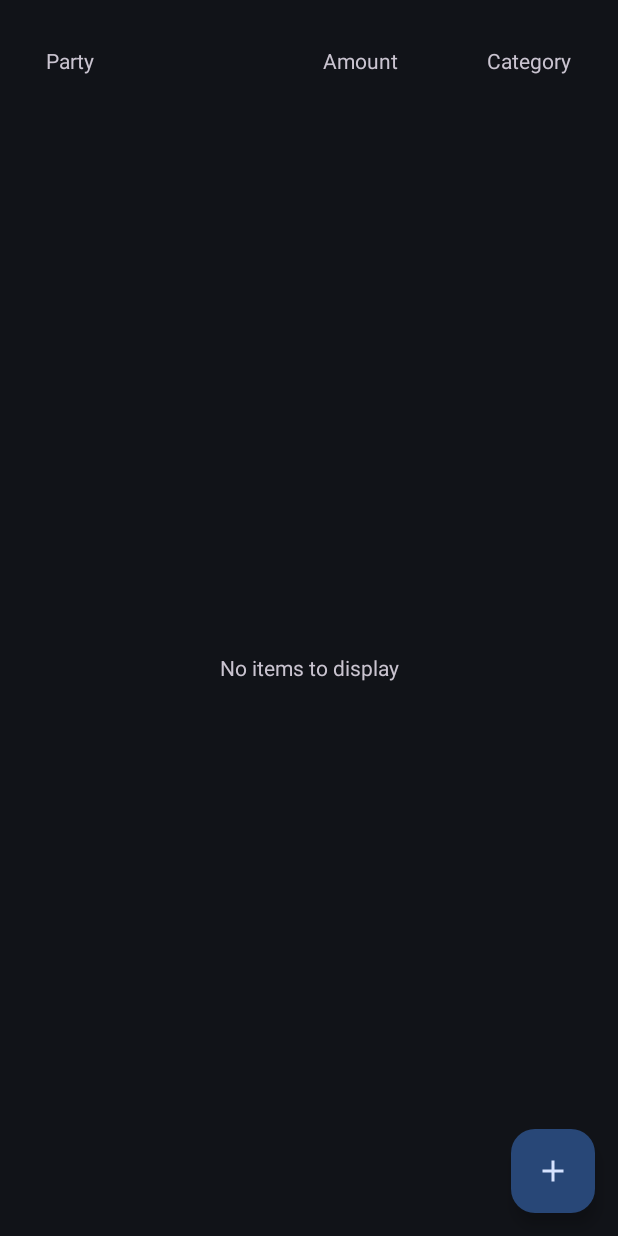
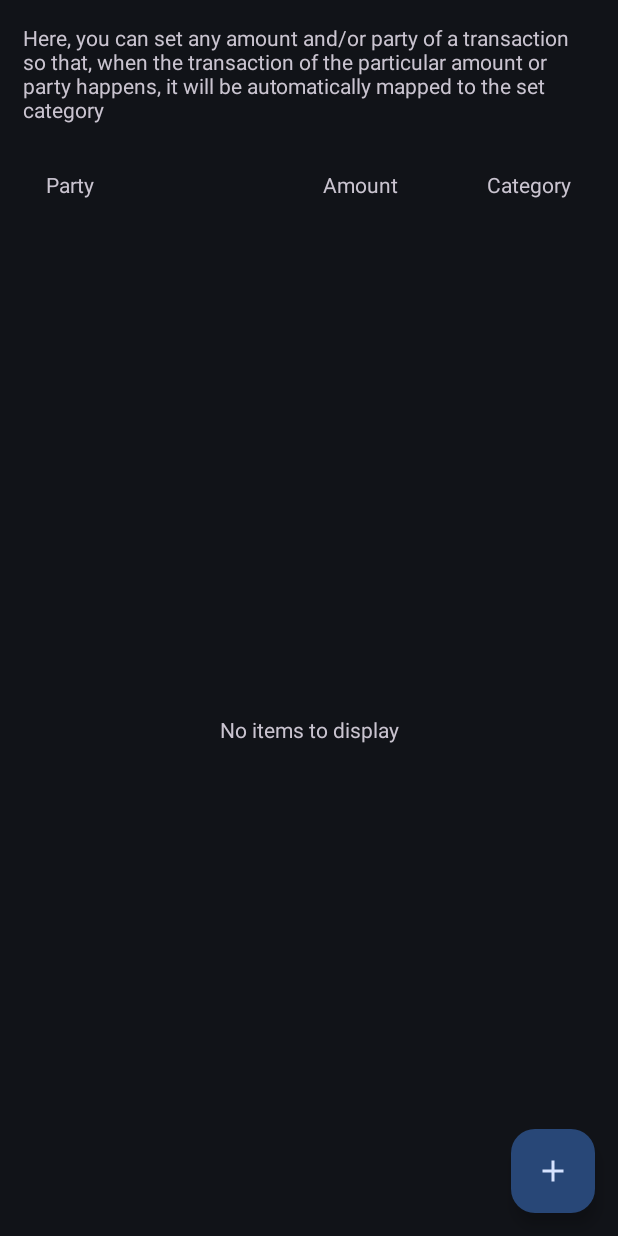
Before and after one commit to AG1713/Expense-Tracker, an Android app: the MappingsActivity screen opened directly, with no data from a screen before it, on a phone screen of 412 x 824 dp. Run offline under Robolectric (Android 15) with nearby library versions, the light colour scheme and no system bars; our stand-ins replace data binding; libraries missing offline, so code that uses them is left out: com.github.mikephil.charting.

Commit message:
Added mappings description

```diff
--- a/app/src/main/res/layout/activity_mappings.xml
+++ b/app/src/main/res/layout/activity_mappings.xml
@@ -11,6 +11,20 @@
         android:layout_height="match_parent"
         tools:context=".views.MappingsActivity">
 
+        <TextView
+            android:id="@+id/mapping_description"
+            android:layout_width="0dp"
+            android:layout_height="wrap_content"
+            android:layout_margin="15dp"
+            android:text="Here, you can set any amount and/or party
+of a transaction so that, when the transaction of the particular
+amount or party happens, it will be automatically mapped to the set category"
+            android:textAlignment="gravity"
+            app:layout_constraintEnd_toEndOf="parent"
+            app:layout_constraintStart_toStartOf="parent"
+            app:layout_constraintTop_toTopOf="parent" />
+
+
         <include
             android:id="@+id/mapping_info"
             layout="@layout/mapping_item"
@@ -19,7 +33,7 @@
             android:layout_margin="15dp"
             app:layout_constraintStart_toStartOf="parent"
             app:layout_constraintEnd_toEndOf="parent"
-            app:layout_constraintTop_toTopOf="parent"/>
+            app:layout_constraintTop_toBottomOf="@id/mapping_description"/>
 
         <TextView
             android:id="@+id/emptyTextView"
```
